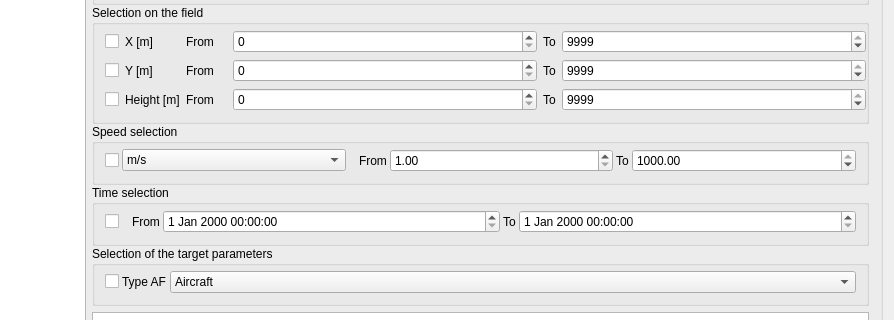
This is mainwindow.ui in KoledintsevaMarina/ReportBuilder as Qt 5 draws it before an edit; both pictures show x 195 to 1089 and y 179 to 499 of the 1089 by 689 pixel window. The edited form follows.
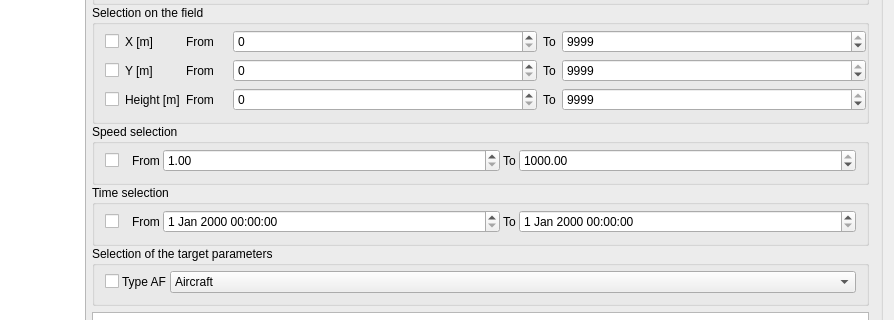
This is the edited form. The open tabs and pages were chosen to show the change.

```diff
--- a/mainwindow.ui
+++ b/mainwindow.ui
@@ -250,29 +250,6 @@
               <property name="verticalSpacing">
                <number>10</number>
               </property>
-              <item row="0" column="1">
-               <widget class="QComboBox" name="comboBox_speed">
-                <property name="enabled">
-                 <bool>true</bool>
-                </property>
-                <property name="editable">
-                 <bool>false</bool>
-                </property>
-                <property name="currentIndex">
-                 <number>0</number>
-                </property>
-                <item>
-                 <property name="text">
-                  <string>m/s</string>
-                 </property>
-                </item>
-                <item>
-                 <property name="text">
-                  <string>km/h</string>
-                 </property>
-                </item>
-               </widget>
-              </item>
               <item row="0" column="0">
                <widget class="QCheckBox" name="checkBox_select_Speed">
                 <property name="sizePolicy">
@@ -286,7 +263,20 @@
                 </property>
                </widget>
               </item>
-              <item row="0" column="5">
+              <item row="0" column="2">
+               <widget class="QLabel" name="label_21">
+                <property name="sizePolicy">
+                 <sizepolicy hsizetype="Maximum" vsizetype="Preferred">
+                  <horstretch>0</horstretch>
+                  <verstretch>0</verstretch>
+                 </sizepolicy>
+                </property>
+                <property name="text">
+                 <string>From</string>
+                </property>
+               </widget>
+              </item>
+              <item row="0" column="4">
                <widget class="QLabel" name="label_10">
                 <property name="sizePolicy">
                  <sizepolicy hsizetype="Maximum" vsizetype="Preferred">
@@ -299,7 +289,20 @@
                 </property>
                </widget>
               </item>
-              <item row="0" column="6">
+              <item row="0" column="1">
+               <widget class="QLabel" name="label_9">
+                <property name="sizePolicy">
+                 <sizepolicy hsizetype="Maximum" vsizetype="Preferred">
+                  <horstretch>0</horstretch>
+                  <verstretch>0</verstretch>
+                 </sizepolicy>
+                </property>
+                <property name="text">
+                 <string/>
+                </property>
+               </widget>
+              </item>
+              <item row="0" column="5">
                <widget class="QDoubleSpinBox" name="doubleSpinBox_speed_max">
                 <property name="readOnly">
                  <bool>false</bool>
@@ -315,42 +318,16 @@
                 </property>
                </widget>
               </item>
-              <item row="0" column="4">
-               <widget class="QDoubleSpinBox" name="doubleSpinBox_speed_min">
-                <property name="readOnly">
-                 <bool>false</bool>
-                </property>
-                <property name="minimum">
-                 <double>1.000000000000000</double>
-                </property>
-                <property name="maximum">
-                 <double>1000.000000000000000</double>
-                </property>
-               </widget>
-              </item>
-              <item row="0" column="2">
-               <widget class="QLabel" name="label_9">
-                <property name="sizePolicy">
-                 <sizepolicy hsizetype="Maximum" vsizetype="Preferred">
-                  <horstretch>0</horstretch>
-                  <verstretch>0</verstretch>
-                 </sizepolicy>
-                </property>
-                <property name="text">
-                 <string/>
-                </property>
-               </widget>
-              </item>
               <item row="0" column="3">
-               <widget class="QLabel" name="label_21">
-                <property name="sizePolicy">
-                 <sizepolicy hsizetype="Maximum" vsizetype="Preferred">
-                  <horstretch>0</horstretch>
-                  <verstretch>0</verstretch>
-                 </sizepolicy>
+               <widget class="QDoubleSpinBox" name="doubleSpinBox_speed_min">
+                <property name="readOnly">
+                 <bool>false</bool>
                 </property>
-                <property name="text">
-                 <string>From</string>
+                <property name="minimum">
+                 <double>1.000000000000000</double>
+                </property>
+                <property name="maximum">
+                 <double>1000.000000000000000</double>
                 </property>
                </widget>
               </item>
```
Left out of the diff: 2 changed lines with no effect on the pictures.
